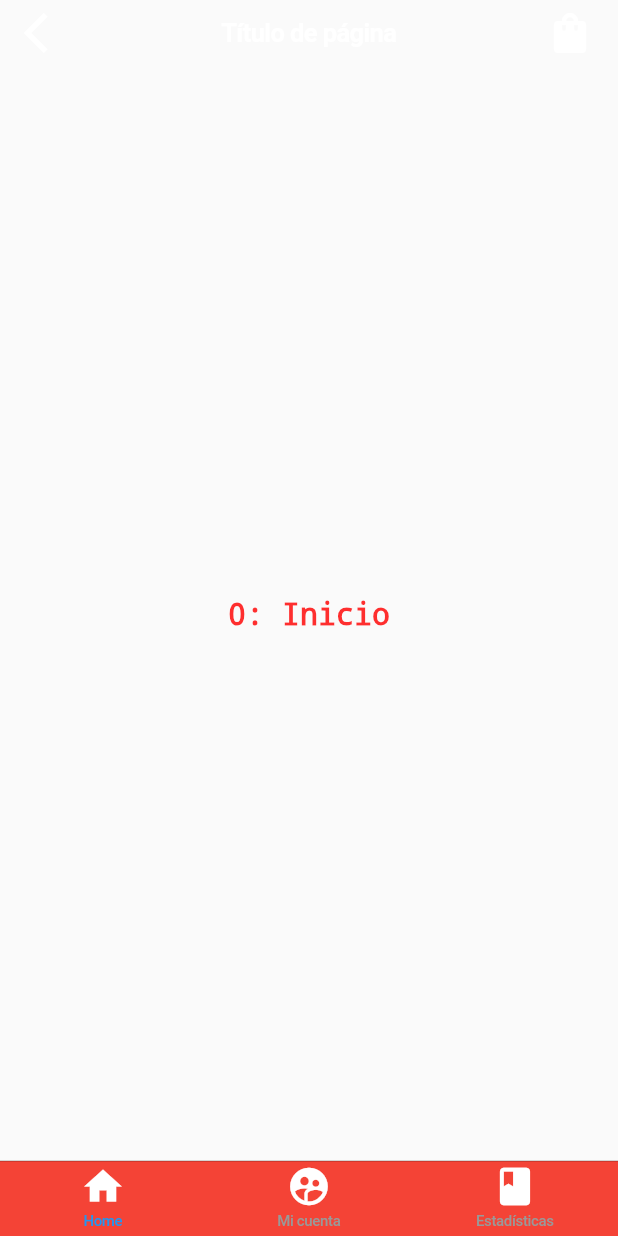
After one commit to jhhumanes/flutter_lab, a Flutter app: the CupertinoPage screen opened directly, on a phone screen of 412 x 824 dp. The commit adds this screen. Run offline on Flutter 3.47's test engine with Material 2 defaults, Android fonts, the phone set to English and light mode, and no system bars.

Commit message:
Cupertino y detección de plataforma.

```diff
--- /dev/null
+++ b/lib/examples/cupertino/ui/cupertino_page.dart
@@ -0,0 +1,141 @@
+import 'package:flutter/cupertino.dart';
+import 'package:flutter/material.dart';
+
+class CupertinoPage extends StatefulWidget {
+  const CupertinoPage({super.key});
+
+  @override
+  State<CupertinoPage> createState() => _CupertinoPageState();
+}
+
+class _CupertinoPageState extends State<CupertinoPage> {
+  @override
+  Widget build(BuildContext context) {
+    // return CupertinoPageScaffold(
+    //   child: Center(
+    //     child: Column(
+    //       mainAxisAlignment: MainAxisAlignment.center,
+    //       children: const [
+    //         Text('Cupertino App'),
+    //       ],
+    //     ),
+    //   ),
+    // );
+
+    return CupertinoTabScaffold(
+      tabBar: CupertinoTabBar(
+        backgroundColor: Colors.red,
+        items: const [
+          BottomNavigationBarItem(
+            icon: Icon(Icons.home, color: Colors.white),
+            label: 'Home',
+          ),
+          BottomNavigationBarItem(
+            icon: Icon(Icons.supervised_user_circle, color: Colors.white),
+            label: 'Mi cuenta',
+          ),
+          BottomNavigationBarItem(
+            icon: Icon(Icons.book, color: Colors.white),
+            label: 'Estadísticas',
+          ),
+        ],
+      ),
+      tabBuilder: (context, index) {
+        switch (index) {
+          case 0:
+            return CupertinoTabView(
+              builder: (context) {
+                return CupertinoPageScaffold(
+                    navigationBar: const CupertinoNavigationBar(
+                      backgroundColor: Colors.blue,
+                      leading: Icon(
+                        Icons.arrow_back_ios,
+                        color: Colors.white,
+                      ),
+                      middle: Text(
+                        'Título de página',
+                        style: TextStyle(color: Colors.white),
+                      ),
+                      trailing: Icon(
+                        Icons.shopping_bag,
+                        color: Colors.white,
+                      ),
+                    ),
+                    child: Center(
+                      child: Column(
+                        mainAxisAlignment: MainAxisAlignment.center,
+                        children: [
+                          Text(
+                            '$index: Inicio',
+                            style: const TextStyle(
+                              decoration: TextDecoration.none,
+                              fontSize: 20,
+                            ),
+                          ),
+                        ],
+                      ),
+                    ));
+              },
+            );
+          case 1:
+            return CupertinoTabView(
+              builder: (context) {
+                return CupertinoPageScaffold(
+                    child: Center(
+                  child: Column(
+                    children: [
+                      Text(
+                        '$index: Mi cuenta',
+                        style: const TextStyle(
+                          decoration: TextDecoration.none,
+                          fontSize: 20,
+                        ),
+                      ),
+                    ],
+                  ),
+                ));
+              },
+            );
+          case 2:
+            return CupertinoTabView(
+              builder: (context) {
+                return CupertinoPageScaffold(
+                    child: Center(
+                  child: Column(
+                    children: [
+                      Text(
+                        '$index: Estadísticas',
+                        style: const TextStyle(
+                          decoration: TextDecoration.none,
+                          fontSize: 20,
+                        ),
+                      ),
+                    ],
+                  ),
+                ));
+              },
+            );
+          default:
+            return CupertinoTabView(
+              builder: (context) {
+                return CupertinoPageScaffold(
+                    child: Center(
+                  child: Column(
+                    children: [
+                      Text(
+                        '$index: Inicio',
+                        style: const TextStyle(
+                          decoration: TextDecoration.none,
+                          fontSize: 20,
+                        ),
+                      ),
+                    ],
+                  ),
+                ));
+              },
+            );
+        }
+      },
+    );
+  }
+}
--- a/lib/main.dart
+++ b/lib/main.dart
@@ -1,5 +1,7 @@
 import 'package:flutter/material.dart';
-import 'package:flutter_lab/examples/demo1/ui/demo_1.dart';
+// import 'package:flutter_lab/examples/demo1/ui/demo_1.dart';
+// import 'package:flutter_lab/examples/cupertino/ui/cupertino_page.dart';
+import 'package:flutter_lab/examples/demo_platform/ui/demo_platform.dart';
 
 void main() {
   runApp(const MyApp());
@@ -16,7 +18,9 @@ class MyApp extends StatelessWidget {
       theme: ThemeData(
         primarySwatch: Colors.blue,
       ),
-      home: const Demo1Page(title: 'Scaffold Demo'),
+      // home: const Demo1Page(title: 'Scaffold Demo'),
+      // home: const CupertinoPage(),
+      home: const DemoPlatform(title: 'Demo Platform'),
     );
   }
 }
```
Also changed, not shown: lib/examples/demo_platform/ui/demo_platform.dart (added, +248 -0 lines).
